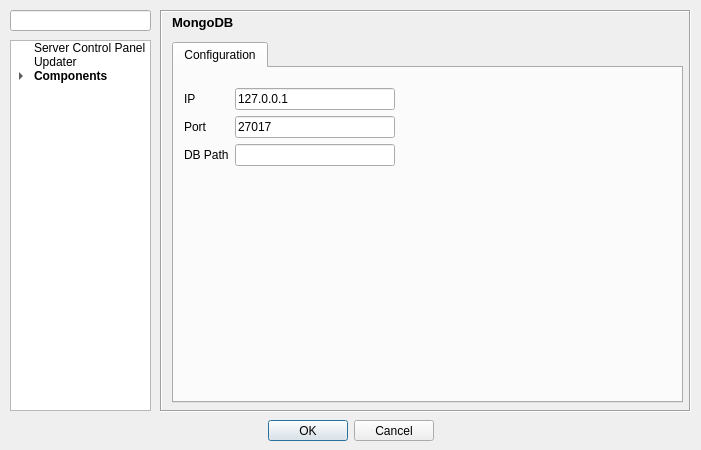
The window that src/config/configurationdialog.ui (WPN-XM/server-control-panel) describes before a commit, drawn with Qt 5.
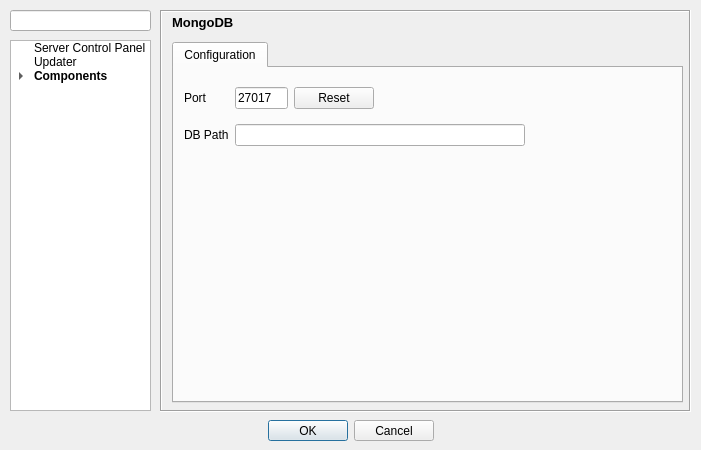
The same window after the commit. Icons and pictures are not drawn.

Commit message: added reset port to default for mongodb, issue https://github.com/WPN-XM/WPN-XM/issues/327

Patch:
```diff
--- a/src/config/configurationdialog.ui
+++ b/src/config/configurationdialog.ui
@@ -1827,48 +1827,54 @@
        <property name="geometry">
         <rect>
          <x>10</x>
-         <y>20</y>
-         <width>211</width>
-         <height>231</height>
+         <y>10</y>
+         <width>341</width>
+         <height>77</height>
         </rect>
        </property>
-       <layout class="QFormLayout" name="formLayout_5">
+       <layout class="QGridLayout" name="gridLayout_13">
         <item row="0" column="0">
-         <widget class="QLabel" name="label_mongodb_ip">
-          <property name="text">
-           <string>IP</string>
-          </property>
-         </widget>
-        </item>
-        <item row="0" column="1">
-         <widget class="QLineEdit" name="lineEdit_mongodb_bindip">
-          <property name="text">
-           <string>127.0.0.1</string>
-          </property>
-         </widget>
-        </item>
-        <item row="1" column="0">
          <widget class="QLabel" name="label_mongodb_port">
           <property name="text">
            <string>Port</string>
           </property>
          </widget>
         </item>
-        <item row="1" column="1">
+        <item row="0" column="1">
          <widget class="QLineEdit" name="lineEdit_mongodb_port">
           <property name="text">
            <string notr="true">27017</string>
           </property>
          </widget>
         </item>
-        <item row="2" column="0">
+        <item row="1" column="0">
          <widget class="QLabel" name="label_mongodb_dbpath">
           <property name="text">
            <string>DB Path</string>
           </property>
          </widget>
         </item>
-        <item row="2" column="1">
+        <item row="0" column="2">
+         <widget class="QPushButton" name="pushButton_MongoDb_Reset_Port">
+          <property name="text">
+           <string>Reset</string>
+          </property>
+         </widget>
+        </item>
+        <item row="0" column="3">
+         <spacer name="horizontalSpacer">
+          <property name="orientation">
+           <enum>Qt::Horizontal</enum>
+          </property>
+          <property name="sizeHint" stdset="0">
+           <size>
+            <width>200</width>
+            <height>20</height>
+           </size>
+          </property>
+         </spacer>
+        </item>
+        <item row="1" column="1" colspan="3">
          <widget class="QLineEdit" name="lineEdit_mongodb_dbpath"/>
         </item>
        </layout>
```
Left out of the diff: 2 changed lines with no effect on the pictures. The commit also changes 2 other files.
